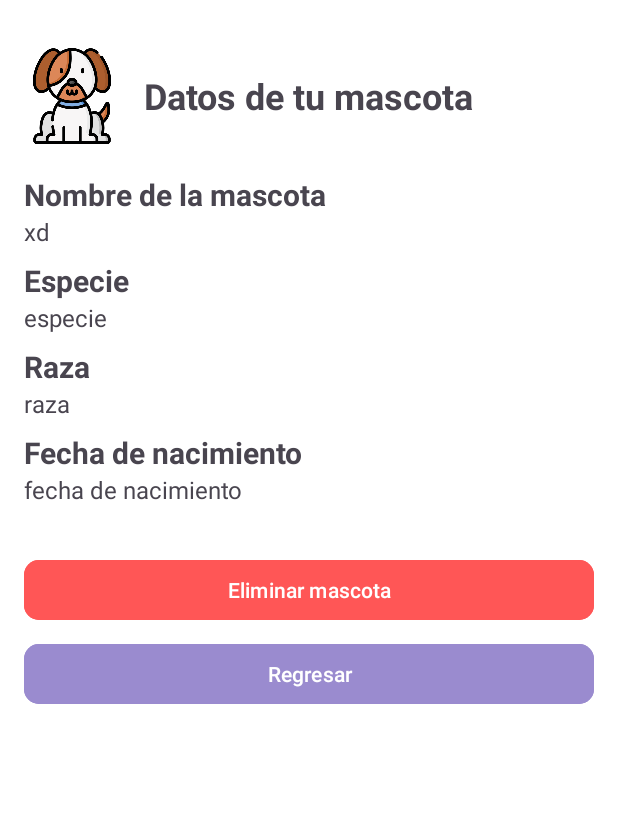
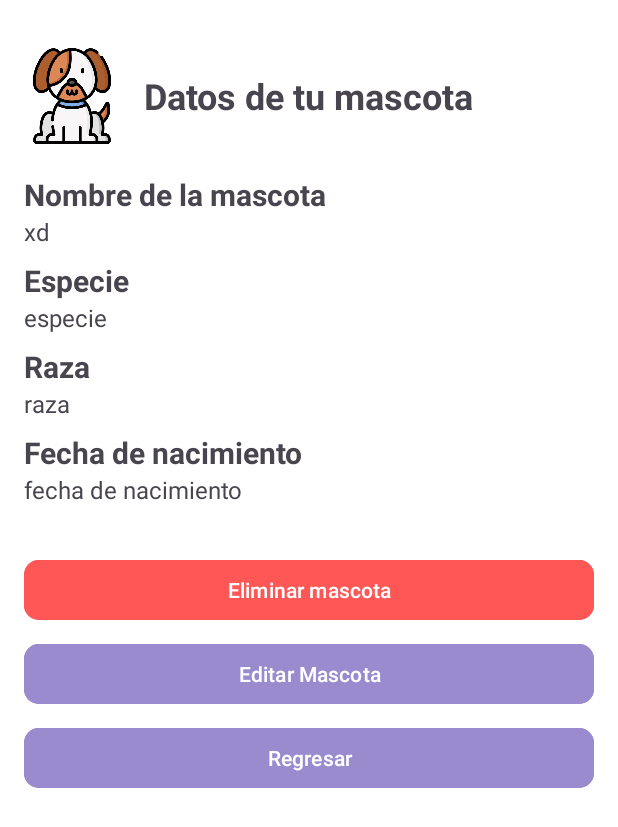
Before and after one commit to quiquermn/PetCarePro, an Android app: the DetalleMascotaActivity screen opened directly, with no data from a screen before it, on a phone screen of 412 x 824 dp. Shown: the top 827 px of the screen. Run offline under Robolectric (Android 15) with nearby library versions, the phone set to English and light mode, and no system bars; 1 statement that could not run was skipped.

Commit message:
Agregado boton de editar que no hace nada

```diff
--- a/app/src/main/res/layout/activity_detalle_mascota.xml
+++ b/app/src/main/res/layout/activity_detalle_mascota.xml
@@ -114,7 +114,14 @@
             android:backgroundTint="#FF5656"
             android:text="Eliminar mascota"
             app:cornerRadius="10dp" />
-
+        <Button
+            android:id="@+id/buttonEditar"
+            android:layout_width="match_parent"
+            android:layout_height="wrap_content"
+            android:layout_marginTop="8dp"
+            android:backgroundTint="#9A8BCF"
+            android:text="Editar Mascota"
+            app:cornerRadius="10dp" />
         <Button
             android:id="@+id/buttonRegresar"
             android:layout_width="match_parent"
```
Also changed, not shown: app/src/main/java/com/example/petcarepro/DetalleMascotaActivity.java (+8 -3 lines).
